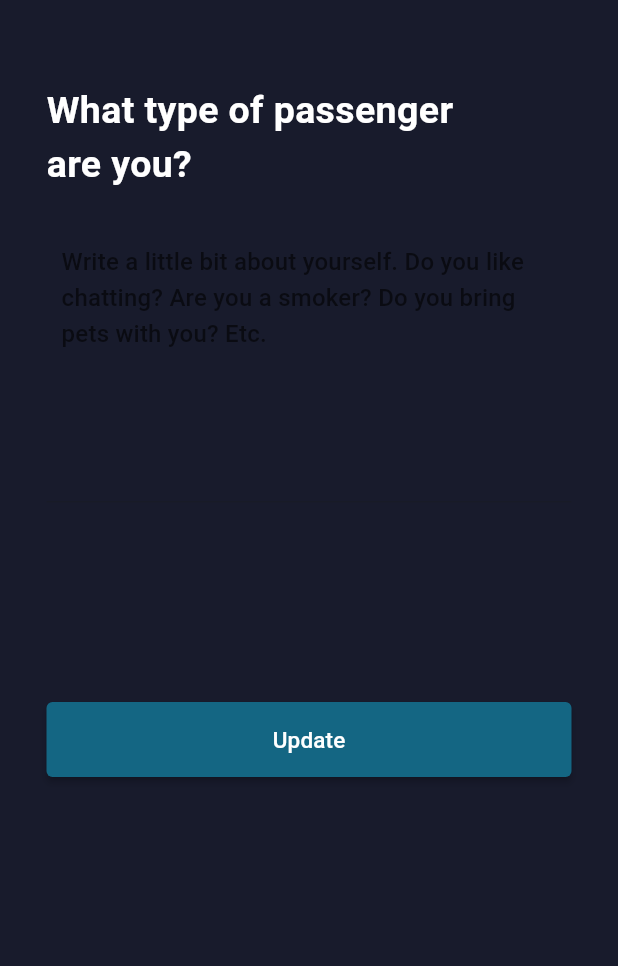
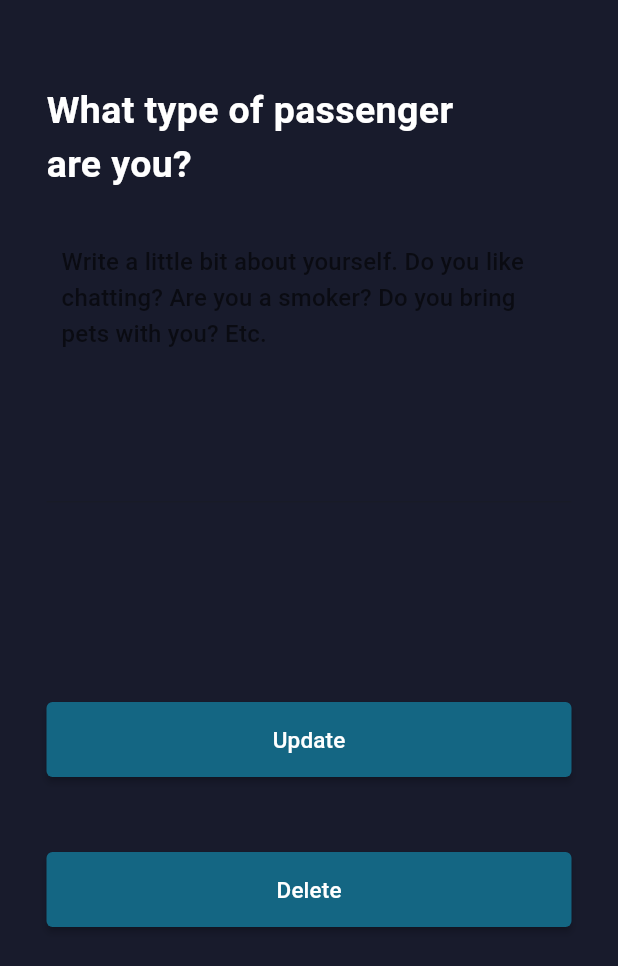
Before and after one commit to Kuwildansyah/Semester-5, a Flutter app: the screen it shows after launch, after a tap on "Dongo.", on a phone screen of 412 x 824 dp. Shown: the top 966 px of the screen. Run offline on Flutter 3.47's test engine with Material 3 defaults, Android fonts, the phone set to English and light mode, and no system bars; our stand-ins replace appwrite, audio_service, dio, email_validator, firebase_auth, firebase_core and 11 more; accounts and stored records are empty; network calls fail.

Commit message:
add modul 5 mobile

```diff
--- /dev/null
+++ b/Mobile/Project Moful/Myusic_V2/Myusic/lib/data/appwrite.dart
@@ -0,0 +1,14 @@
+import 'package:appwrite/appwrite.dart';
+
+class AppWriteClient {
+  static Client? _instance;
+
+  static Client getInstance() {
+    _instance ??= Client()
+          .setEndpoint('https://appwrite.mnizarzr.dev/v1')
+          .setProject('65645063320d837afe95')
+          .setSelfSigned(status: true);
+
+    return _instance!;
+  }
+}
--- a/Mobile/Project Moful/Myusic_V2/Myusic/lib/view/profile/pages/edit_description.dart
+++ b/Mobile/Project Moful/Myusic_V2/Myusic/lib/view/profile/pages/edit_description.dart
@@ -1,4 +1,7 @@
+import 'package:appwrite/appwrite.dart';
+import 'package:appwrite/models.dart';
 import 'package:flutter/material.dart';
+import 'package:music_player/data/appwrite.dart';
 import '../user/user_data.dart';
 import '../widgets/appbar_widget.dart';
 
@@ -16,14 +19,71 @@ class _EditDescriptionFormPageState extends State<EditDescriptionFormPage> {
   final descriptionController = TextEditingController();
   var user = UserData.myUser;
 
+  final client = AppWriteClient.getInstance();
+  Databases? databases;
+  Document? about;
+
+  @override
+  void initState() {
+    super.initState();
+
+    databases = Databases(client);
+    getUserAbout();
+  }
+
+  void getUserAbout() async {
+    about = await databases?.listDocuments(
+        databaseId: '656d8c83cc211f925bed',
+        collectionId: '656d8c9023ac97f70691',
+        queries: [
+          Query.equal("userId", "65646536b64bac7a0c67")
+        ]).then((value) => value.documents.first);
+
+    descriptionController.text = about?.data["about"];
+  }
+
   @override
   void dispose() {
     descriptionController.dispose();
     super.dispose();
   }
 
-  void updateUserValue(String description) {
+  void updateUserValue(String description) async {
     user.aboutMeDescription = description;
+
+    if (about == null) {
+      Document? result = await databases?.createDocument(
+        databaseId: '656d8c83cc211f925bed',
+        collectionId: '656d8c9023ac97f70691',
+        documentId: ID.unique(),
+        data: {
+          "userId": "65646536b64bac7a0c67",
+          "about": description,
+        },
+      );
+    } else {
+      final docID = about?.$id;
+      final result = await databases?.updateDocument(
+          databaseId: '656d8c83cc211f925bed',
+          collectionId: '656d8c9023ac97f70691',
+          documentId: docID!,
+          data: {
+            "userId": "65646536b64bac7a0c67",
+            "about": description,
+          });
+    }
+  }
+
+  void delete() async {
+    if (about != null) {
+      final docID = about?.$id;
+      print(docID);
+      final result = await databases?.deleteDocument(
+        databaseId: '656d8c83cc211f925bed',
+        collectionId: '656d8c9023ac97f70691',
+        documentId: docID!,
+      );
+    }
   }
 
   @override
@@ -88,6 +148,27 @@ class _EditDescriptionFormPageState extends State<EditDescriptionFormPage> {
                               style: TextStyle(fontSize: 15),
                             ),
                           ),
+                        ))),
+                Padding(
+                    padding: const EdgeInsets.only(top: 50),
+                    child: Align(
+                        alignment: Alignment.bottomCenter,
+                        child: SizedBox(
+                          width: 350,
+                          height: 50,
+                          child: ElevatedButton(
+                            onPressed: () async {
+                              // Validate returns true if the form is valid, or false otherwise.
+                              if (_formKey.currentState!.validate()) {
+                                delete();
+                                Navigator.pop(context);
+                              }
+                            },
+                            child: const Text(
+                              'Delete',
+                              style: TextStyle(fontSize: 15),
+                            ),
+                          ),
                         )))
               ]),
         ));
```
Also changed, not shown: Mobile/Project Moful/Myusic_V2/Myusic/lib/view/profile/pages/edit_image.dart (+64 -13 lines), Mobile/Project Moful/Myusic_V2/Myusic/lib/view_model/login_view_aw_model.dart (added, +28 -0 lines).
